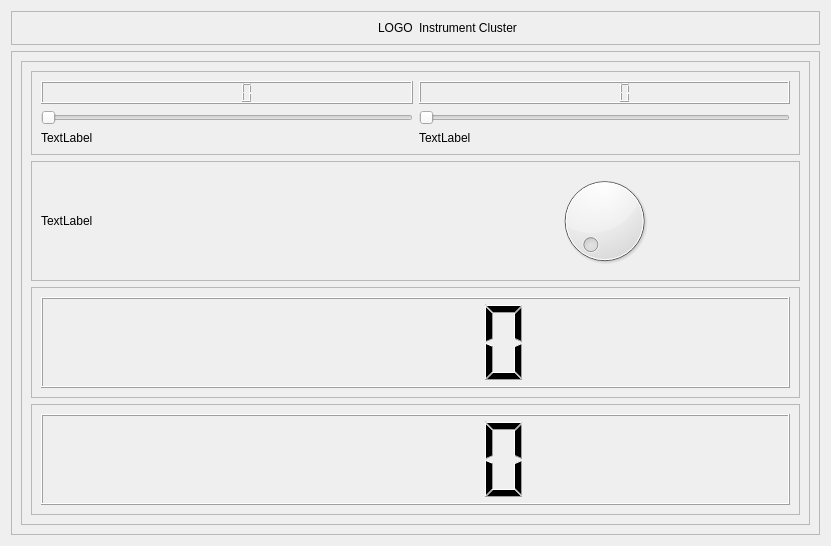
suchinton/AGL_Demo_Control_Panel, file ui/IC.ui: the form before one commit.
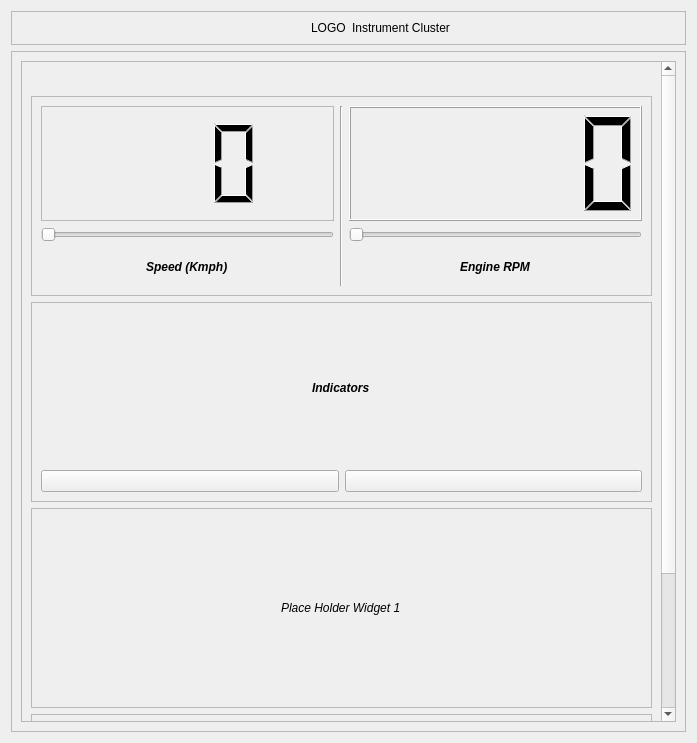
The form after the commit. Icons and pictures are not drawn.

What changed in the file:
```diff
--- a/ui/IC.ui
+++ b/ui/IC.ui
@@ -6,8 +6,8 @@
    <rect>
     <x>0</x>
     <y>0</y>
-    <width>831</width>
-    <height>546</height>
+    <width>697</width>
+    <height>743</height>
    </rect>
   </property>
   <property name="windowTitle">
@@ -65,19 +65,25 @@
           <rect>
            <x>0</x>
            <y>0</y>
-           <width>799</width>
-           <height>473</height>
+           <width>644</width>
+           <height>830</height>
           </rect>
          </property>
          <layout class="QVBoxLayout" name="verticalLayout_2">
           <item>
            <widget class="QFrame" name="frame_3">
             <property name="sizePolicy">
-             <sizepolicy hsizetype="Preferred" vsizetype="Maximum">
+             <sizepolicy hsizetype="Preferred" vsizetype="Fixed">
               <horstretch>0</horstretch>
               <verstretch>0</verstretch>
              </sizepolicy>
             </property>
+            <property name="minimumSize">
+             <size>
+              <width>0</width>
+              <height>200</height>
+             </size>
+            </property>
             <property name="maximumSize">
              <size>
               <width>16777215</width>
@@ -91,40 +97,83 @@
              <enum>QFrame::Raised</enum>
             </property>
             <layout class="QGridLayout" name="gridLayout">
-             <item row="0" column="0">
-              <widget class="QLCDNumber" name="lcdNumber"/>
-             </item>
-             <item row="0" column="1">
-              <widget class="QLCDNumber" name="lcdNumber_2"/>
-             </item>
-             <item row="1" column="0">
-              <widget class="QSlider" name="horizontalSlider">
-               <property name="orientation">
-                <enum>Qt::Horizontal</enum>
-               </property>
-              </widget>
-             </item>
-             <item row="1" column="1">
-              <widget class="QSlider" name="horizontalSlider_2">
-               <property name="orientation">
-                <enum>Qt::Horizontal</enum>
-               </property>
-              </widget>
-             </item>
-             <item row="2" column="0">
+             <item row="4" column="0" alignment="Qt::AlignHCenter">
               <widget class="QLabel" name="label_4">
+               <property name="font">
+                <font>
+                 <weight>75</weight>
+                 <italic>true</italic>
+                 <bold>true</bold>
+                </font>
+               </property>
                <property name="text">
-                <string>TextLabel</string>
+                <string>Speed (Kmph)</string>
                </property>
               </widget>
              </item>
-             <item row="2" column="1">
+             <item row="0" column="1" rowspan="5">
+              <widget class="Line" name="line">
+               <property name="orientation">
+                <enum>Qt::Vertical</enum>
+               </property>
+              </widget>
+             </item>
+             <item row="3" column="0">
+              <widget class="QSlider" name="Speed_slider">
+               <property name="maximum">
+                <number>240</number>
+               </property>
+               <property name="orientation">
+                <enum>Qt::Horizontal</enum>
+               </property>
+              </widget>
+             </item>
+             <item row="3" column="2">
+              <widget class="QSlider" name="RPM_slider">
+               <property name="orientation">
+                <enum>Qt::Horizontal</enum>
+               </property>
+              </widget>
+             </item>
+             <item row="4" column="2" alignment="Qt::AlignHCenter">
               <widget class="QLabel" name="label_5">
+               <property name="font">
+                <font>
+                 <weight>75</weight>
+                 <italic>true</italic>
+                 <bold>true</bold>
+                </font>
+               </property>
                <property name="text">
-                <string>TextLabel</string>
+                <string>Engine RPM</string>
                </property>
               </widget>
              </item>
+             <item row="0" column="0" rowspan="3">
+              <widget class="QFrame" name="frame_7">
+               <property name="frameShape">
+                <enum>QFrame::StyledPanel</enum>
+               </property>
+               <property name="frameShadow">
+                <enum>QFrame::Raised</enum>
+               </property>
+               <layout class="QHBoxLayout" name="horizontalLayout_3">
+                <item>
+                 <widget class="QLCDNumber" name="Speed_monitor">
+                  <property name="frameShape">
+                   <enum>QFrame::NoFrame</enum>
+                  </property>
+                  <property name="digitCount">
+                   <number>3</number>
+                  </property>
+                 </widget>
+                </item>
+               </layout>
+              </widget>
+             </item>
+             <item row="0" column="2" rowspan="3">
+              <widget class="QLCDNumber" name="RPM_monitor"/>
+             </item>
             </layout>
            </widget>
           </item>
@@ -136,6 +185,12 @@
               <verstretch>0</verstretch>
              </sizepolicy>
             </property>
+            <property name="minimumSize">
+             <size>
+              <width>0</width>
+              <height>200</height>
+             </size>
+            </property>
             <property name="maximumSize">
              <size>
               <width>16777215</width>
@@ -149,13 +204,54 @@
              <enum>QFrame::Raised</enum>
             </property>
             <layout class="QGridLayout" name="gridLayout_2">
-             <item row="0" column="1">
-              <widget class="QDial" name="dial"/>
+             <item row="1" column="1">
+              <widget class="QPushButton" name="rightIndicatorBtn">
+               <property name="text">
+                <string/>
+               </property>
+               <property name="icon">
+                <iconset>
+                 <normaloff>../assets/Images/right.png</normaloff>../assets/Images/right.png</iconset>
+               </property>
+               <property name="iconSize">
+                <size>
+                 <width>60</width>
+                 <height>60</height>
+                </size>
+               </property>
+              </widget>
              </item>
-             <item row="0" column="0">
+             <item row="1" column="0">
+              <widget class="QPushButton" name="leftIndicatorBtn">
+               <property name="text">
+                <string/>
+               </property>
+               <property name="icon">
+                <iconset>
+                 <normaloff>../assets/Images/left.png</normaloff>../assets/Images/left.png</iconset>
+               </property>
+               <property name="iconSize">
+                <size>
+                 <width>60</width>
+                 <height>60</height>
+                </size>
+               </property>
+              </widget>
+             </item>
+             <item row="0" column="0" colspan="2" alignment="Qt::AlignHCenter">
               <widget class="QLabel" name="label_3">
+               <property name="font">
+                <font>
+                 <weight>75</weight>
+                 <italic>true</italic>
+                 <bold>true</bold>
+                </font>
+               </property>
                <property name="text">
-                <string>TextLabel</string>
+                <string>Indicators</string>
+               </property>
+               <property name="scaledContents">
+                <bool>false</bool>
                </property>
               </widget>
              </item>
@@ -165,11 +261,17 @@
           <item>
            <widget class="QFrame" name="frame_5">
             <property name="sizePolicy">
-             <sizepolicy hsizetype="Preferred" vsizetype="MinimumExpanding">
+             <sizepolicy hsizetype="Preferred" vsizetype="Fixed">
               <horstretch>0</horstretch>
               <verstretch>0</verstretch>
              </sizepolicy>
             </property>
+            <property name="minimumSize">
+             <size>
+              <width>0</width>
+              <height>200</height>
+             </size>
+            </property>
             <property name="maximumSize">
              <size>
               <width>16777215</width>
@@ -183,8 +285,17 @@
              <enum>QFrame::Raised</enum>
             </property>
             <layout class="QGridLayout" name="gridLayout_3">
-             <item row="0" column="0">
-              <widget class="QLCDNumber" name="lcdNumber_3"/>
+             <item row="0" column="0" alignment="Qt::AlignHCenter">
+              <widget class="QLabel" name="label_7">
+               <property name="font">
+                <font>
+                 <italic>true</italic>
+                </font>
+               </property>
+               <property name="text">
+                <string>Place Holder Widget 1</string>
+               </property>
+              </widget>
              </item>
             </layout>
            </widget>
@@ -192,11 +303,17 @@
           <item>
            <widget class="QFrame" name="frame_6">
             <property name="sizePolicy">
-             <sizepolicy hsizetype="Preferred" vsizetype="Expanding">
+             <sizepolicy hsizetype="Preferred" vsizetype="Fixed">
               <horstretch>0</horstretch>
               <verstretch>0</verstretch>
              </sizepolicy>
             </property>
+            <property name="minimumSize">
+             <size>
+              <width>0</width>
+              <height>200</height>
+             </size>
+            </property>
             <property name="maximumSize">
              <size>
               <width>16777215</width>
@@ -210,8 +327,17 @@
              <enum>QFrame::Raised</enum>
             </property>
             <layout class="QGridLayout" name="gridLayout_4">
-             <item row="0" column="0">
-              <widget class="QLCDNumber" name="lcdNumber_4"/>
+             <item row="0" column="0" alignment="Qt::AlignHCenter">
+              <widget class="QLabel" name="label_8">
+               <property name="font">
+                <font>
+                 <italic>true</italic>
+                </font>
+               </property>
+               <property name="text">
+                <string>Place Holder Widget 2</string>
+               </property>
+              </widget>
              </item>
             </layout>
            </widget>
```
